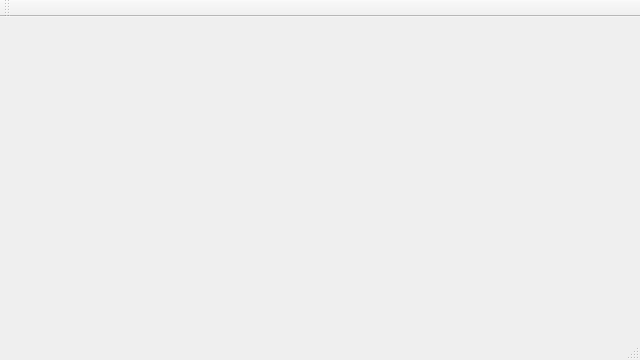
Above: MobilectlClient/MobilectlClient.ui from TTFlyzebra/QTMobilectlClient before the change. Below: the same form after it.
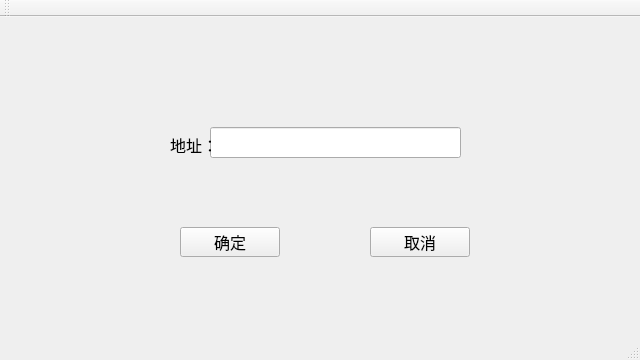
That is the form after the change.

The edit to the form file:
```diff
--- a/MobilectlClient/MobilectlClient.ui
+++ b/MobilectlClient/MobilectlClient.ui
@@ -10,6 +10,11 @@
     <height>360</height>
    </rect>
   </property>
+  <property name="font">
+   <font>
+    <pointsize>12</pointsize>
+   </font>
+  </property>
   <property name="windowTitle">
    <string>MobilectlClient</string>
   </property>
@@ -17,6 +22,63 @@
    <property name="enabled">
     <bool>true</bool>
    </property>
+   <widget class="QPushButton" name="login_accept">
+    <property name="geometry">
+     <rect>
+      <x>180</x>
+      <y>210</y>
+      <width>100</width>
+      <height>30</height>
+     </rect>
+    </property>
+    <property name="text">
+     <string>确定</string>
+    </property>
+   </widget>
+   <widget class="QPushButton" name="login_cancel">
+    <property name="geometry">
+     <rect>
+      <x>370</x>
+      <y>210</y>
+      <width>100</width>
+      <height>30</height>
+     </rect>
+    </property>
+    <property name="text">
+     <string>取消</string>
+    </property>
+   </widget>
+   <widget class="QLineEdit" name="text_client_ip">
+    <property name="geometry">
+     <rect>
+      <x>210</x>
+      <y>110</y>
+      <width>251</width>
+      <height>31</height>
+     </rect>
+    </property>
+    <property name="font">
+     <font>
+      <pointsize>12</pointsize>
+     </font>
+    </property>
+    <property name="alignment">
+     <set>Qt::AlignCenter</set>
+    </property>
+   </widget>
+   <widget class="QLabel" name="label">
+    <property name="geometry">
+     <rect>
+      <x>170</x>
+      <y>120</y>
+      <width>41</width>
+      <height>16</height>
+     </rect>
+    </property>
+    <property name="text">
+     <string>地址：</string>
+    </property>
+   </widget>
   </widget>
   <widget class="QMenuBar" name="menuBar">
    <property name="geometry">
```
Left out of the diff: 2 changed lines with no effect on the pictures.
